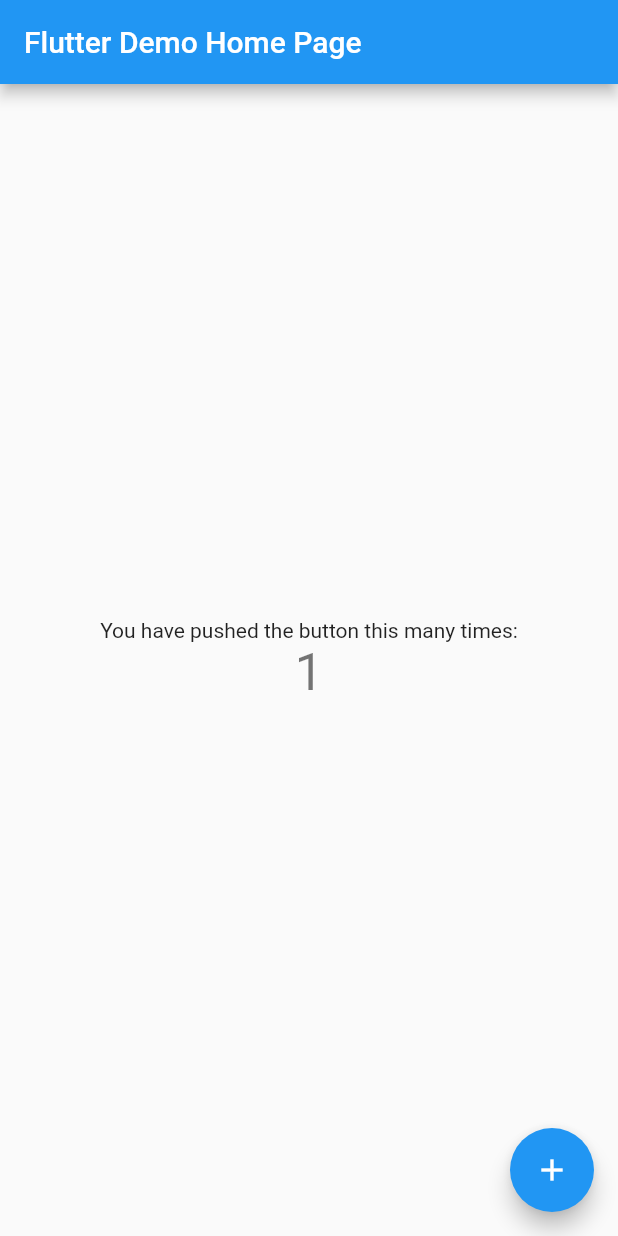
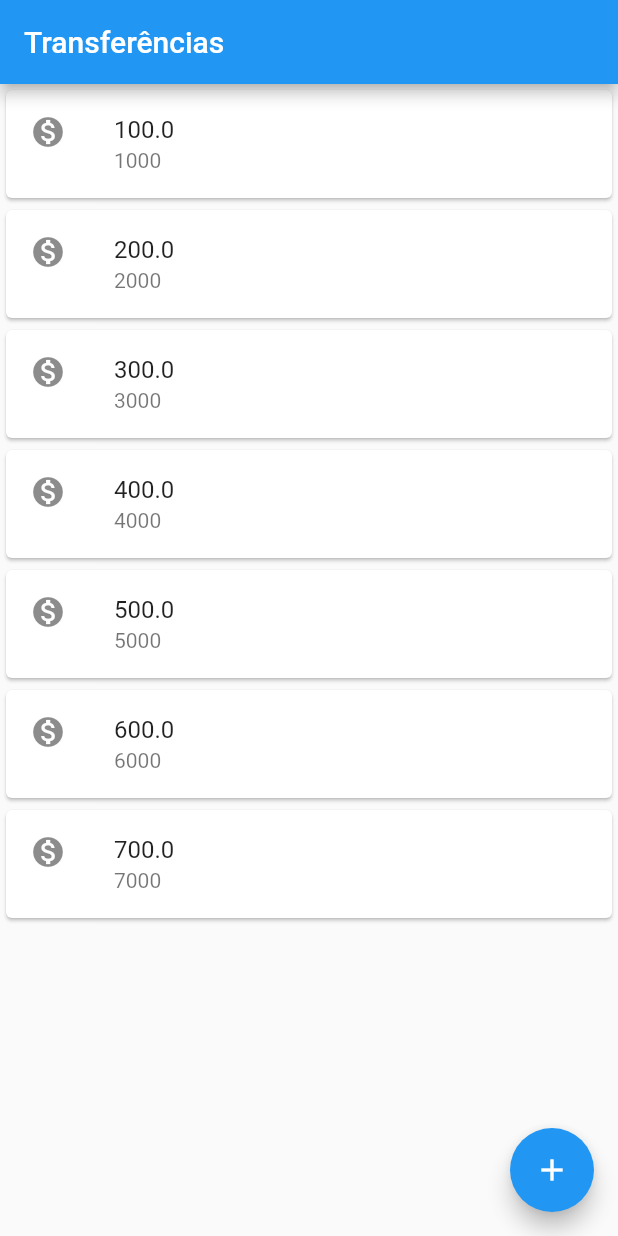
Before and after one commit to Bielmelo6/Bytebank, a Flutter app: the screen it shows after launch, after a tap on the "add" icon, on a phone screen of 412 x 824 dp. Run offline on Flutter 3.47's test engine with Material 2 defaults, Android fonts, the phone set to English and light mode, and no system bars.

Commit message:
novas funcionalidades

```diff
--- a/lib/main.dart
+++ b/lib/main.dart
@@ -1,115 +1,55 @@
 import 'package:flutter/material.dart';
 
-void main() {
-  runApp(const MyApp());
-}
+void main() => runApp(MaterialApp(
+  home: Scaffold(
+    body: ListaTransferencia(),
+    appBar: AppBar(title: Text('Transferências'),),
+    floatingActionButton: FloatingActionButton(
+      onPressed: () {  },
+      child: Icon(Icons.add),
+    ),
+  ),
+));
 
-class MyApp extends StatelessWidget {
-  const MyApp({super.key});
-
-  // This widget is the root of your application.
+class ListaTransferencia extends StatelessWidget {
   @override
   Widget build(BuildContext context) {
-    return MaterialApp(
-      title: 'Flutter Demo',
-      theme: ThemeData(
-        // This is the theme of your application.
-        //
-        // Try running your application with "flutter run". You'll see the
-        // application has a blue toolbar. Then, without quitting the app, try
-        // changing the primarySwatch below to Colors.green and then invoke
-        // "hot reload" (press "r" in the console where you ran "flutter run",
-        // or simply save your changes to "hot reload" in a Flutter IDE).
-        // Notice that the counter didn't reset back to zero; the application
-        // is not restarted.
-        primarySwatch: Colors.blue,
-      ),
-      home: const MyHomePage(title: 'Flutter Demo Home Page'),
+    return Column(
+      children: [
+        ItemTrasnferencia(Transferencia(100.0,1000)),
+        ItemTrasnferencia(Transferencia(200.0,2000)),
+        ItemTrasnferencia(Transferencia(300.0,3000)),
+        ItemTrasnferencia(Transferencia(400.0,4000)),
+        ItemTrasnferencia(Transferencia(500.0,5000)),
+        ItemTrasnferencia(Transferencia(600.0,6000)),
+        ItemTrasnferencia(Transferencia(700.0,7000)),
+      ],
     );
   }
 }
 
-class MyHomePage extends StatefulWidget {
-  const MyHomePage({super.key, required this.title});
+class ItemTrasnferencia extends StatelessWidget{
 
-  // This widget is the home page of your application. It is stateful, meaning
-  // that it has a State object (defined below) that contains fields that affect
-  // how it looks.
+  final Transferencia _transferencia;
 
-  // This class is the configuration for the state. It holds the values (in this
-  // case the title) provided by the parent (in this case the App widget) and
-  // used by the build method of the State. Fields in a Widget subclass are
-  // always marked "final".
 
-  final String title;
-
-  @override
-  State<MyHomePage> createState() => _MyHomePageState();
-}
-
-class _MyHomePageState extends State<MyHomePage> {
-  int _counter = 0;
-
-  void _incrementCounter() {
-    setState(() {
-      // This call to setState tells the Flutter framework that something has
-      // changed in this State, which causes it to rerun the build method below
-      // so that the display can reflect the updated values. If we changed
-      // _counter without calling setState(), then the build method would not be
-      // called again, and so nothing would appear to happen.
-      _counter++;
-    });
-  }
+  ItemTrasnferencia(this._transferencia);
 
   @override
   Widget build(BuildContext context) {
-    // This method is rerun every time setState is called, for instance as done
-    // by the _incrementCounter method above.
-    //
-    // The Flutter framework has been optimized to make rerunning build methods
-    // fast, so that you can just rebuild anything that needs updating rather
-    // than having to individually change instances of widgets.
-    return Scaffold(
-      appBar: AppBar(
-        // Here we take the value from the MyHomePage object that was created by
-        // the App.build method, and use it to set our appbar title.
-        title: Text(widget.title),
-      ),
-      body: Center(
-        // Center is a layout widget. It takes a single child and positions it
-        // in the middle of the parent.
-        child: Column(
-          // Column is also a layout widget. It takes a list of children and
-          // arranges them vertically. By default, it sizes itself to fit its
-          // children horizontally, and tries to be as tall as its parent.
-          //
-          // Invoke "debug painting" (press "p" in the console, choose the
-          // "Toggle Debug Paint" action from the Flutter Inspector in Android
-          // Studio, or the "Toggle Debug Paint" command in Visual Studio Code)
-          // to see the wireframe for each widget.
-          //
-          // Column has various properties to control how it sizes itself and
-          // how it positions its children. Here we use mainAxisAlignment to
-          // center the children vertically; the main axis here is the vertical
-          // axis because Columns are vertical (the cross axis would be
-          // horizontal).
-          mainAxisAlignment: MainAxisAlignment.center,
-          children: <Widget>[
-            const Text(
-              'You have pushed the button this many times:',
-            ),
-            Text(
-              '$_counter',
-              style: Theme.of(context).textTheme.headline4,
-            ),
-          ],
-        ),
-      ),
-      floatingActionButton: FloatingActionButton(
-        onPressed: _incrementCounter,
-        tooltip: 'Increment',
-        child: const Icon(Icons.add),
-      ), // This trailing comma makes auto-formatting nicer for build methods.
+    return Card(
+        child: ListTile(
+          leading: Icon(Icons.monetization_on),
+          title: Text(_transferencia.valor.toString()),
+          subtitle: Text(_transferencia.numeroConta.toString()),
+        )
     );
   }
 }
+
+class Transferencia {
+  final double valor;
+  final int numeroConta;
+
+  Transferencia(this.valor, this.numeroConta);
+}
```
